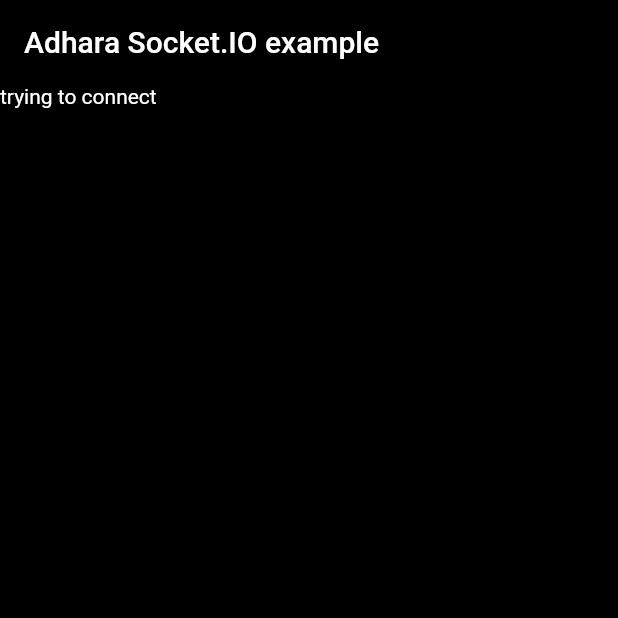
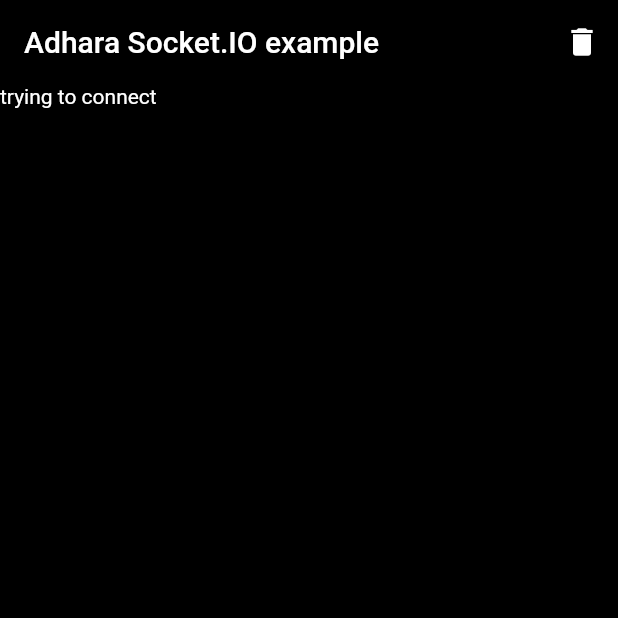
Before and after one commit to infitio/flutter_socket_io, a Flutter app: the screen it shows after launch, after a tap on "Send Message", on a phone screen of 412 x 824 dp, the top half of it. Run offline on Flutter 3.47's test engine with Material 2 defaults, Android fonts, the phone set to English and light mode, and no system bars; missing offline and left inert: flutter_driver.

Commit message:
move data to example, and example to send all message types

```diff
--- a/example/lib/main.dart
+++ b/example/lib/main.dart
@@ -2,6 +2,7 @@
 
 import 'package:adhara_socket_io/adhara_socket_io.dart';
 import 'package:flutter/material.dart';
+import 'data.dart';
 
 void main() => runApp(MyApp());
 
@@ -72,7 +73,7 @@
     socket.on('message').listen(pPrint);
     socket
         .on('echo')
-        .listen((data) => pPrint('$identifier | echo received | $data'));
+        .listen((data) => pPrint('$identifier | echo received | ${data.length} | $data'));
     socket
         .on('namespace')
         .listen((data) => pPrint('$identifier | namespace: | $data'));
@@ -92,32 +93,19 @@
   void sendMessage(String identifier) {
     if (sockets[identifier] != null) {
       pPrint("sending message from '$identifier'...");
-      sockets[identifier].emit('data', [
-        'Hello world!',
-        1908,
-        {
-          'wonder': 'Woman',
-          'comics': ['DC', 'Marvel']
-        },
-        {'test': '=!./'},
-        [
-          "I'm glad",
-          2019,
-          {
-            'come back': 'Tony',
-            'adhara means': ['base', 'foundation']
-          },
-          {'test': '=!./'},
-        ]
-      ]);
+      sockets[identifier].emit('data', messagesToPublish);
       pPrint("Message emitted from '$identifier'...");
     }
   }
 
-  void sendEchoMessage(String identifier) {
+  void sendEchoMessage(String identifier) async {
     if (sockets[identifier] != null) {
-      pPrint("$identifier | sending echo");
-      sockets[identifier].emit('echo', [null]);
+      for (final message in messagesToPublish) {
+        pPrint("publishing echo message $message");
+        await sockets[identifier].emit('echo', [message]);
+      }
+      print("publishing echo message ${messagesToPublish.last}");
+      await sockets[identifier].emit('echo', messagesToPublish.last as List);
     }
   }
 
@@ -232,6 +220,16 @@
             title: const Text('Adhara Socket.IO example'),
             backgroundColor: Colors.black,
             elevation: 0,
+            actions: [
+              IconButton(
+                icon: Icon(Icons.delete),
+                onPressed: (){
+                  setState((){
+                    toPrint = [];
+                  });
+                }
+              )
+            ],
           ),
           body: Container(
             color: Colors.black,
--- a/test_integration/pubspec.yaml
+++ b/test_integration/pubspec.yaml
@@ -7,10 +7,12 @@
   sdk: ">=2.7.0 <3.0.0"
 
 dependencies:
+  adhara_socket_io:
+    path: ../
+  adhara_socket_io_example:
+    path: ../example
   flutter:
     sdk: flutter
-  adhara_socket_io:
-    path: ../
 
 dev_dependencies:
   flutter_driver:
```
Also changed, not shown: example/lib/data.dart (renamed from test_integration/lib/config/data.dart), test_integration/pubspec.lock.
